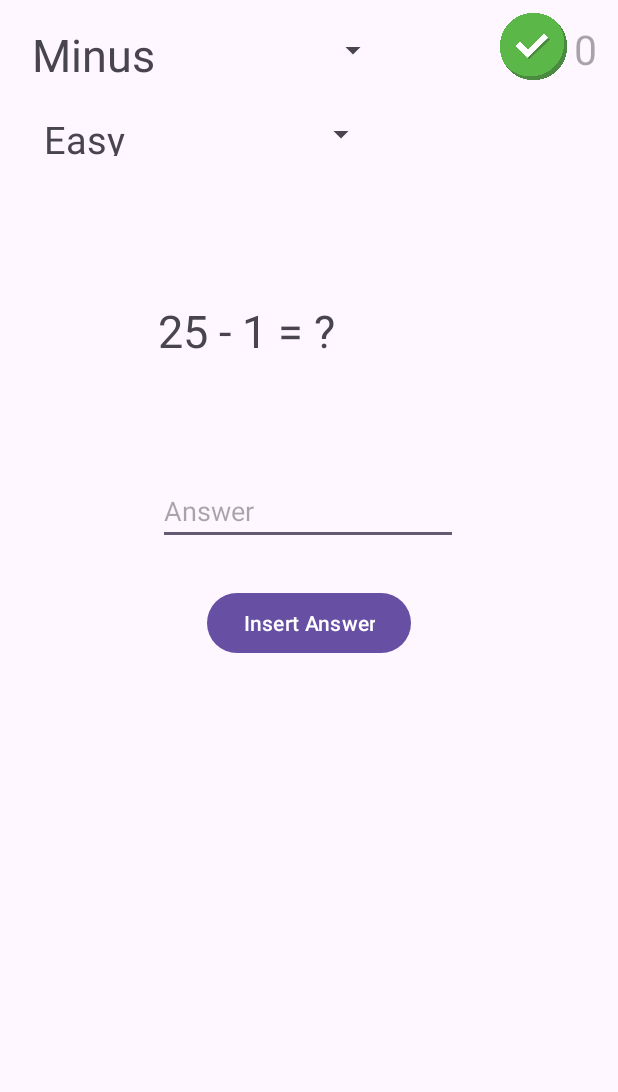
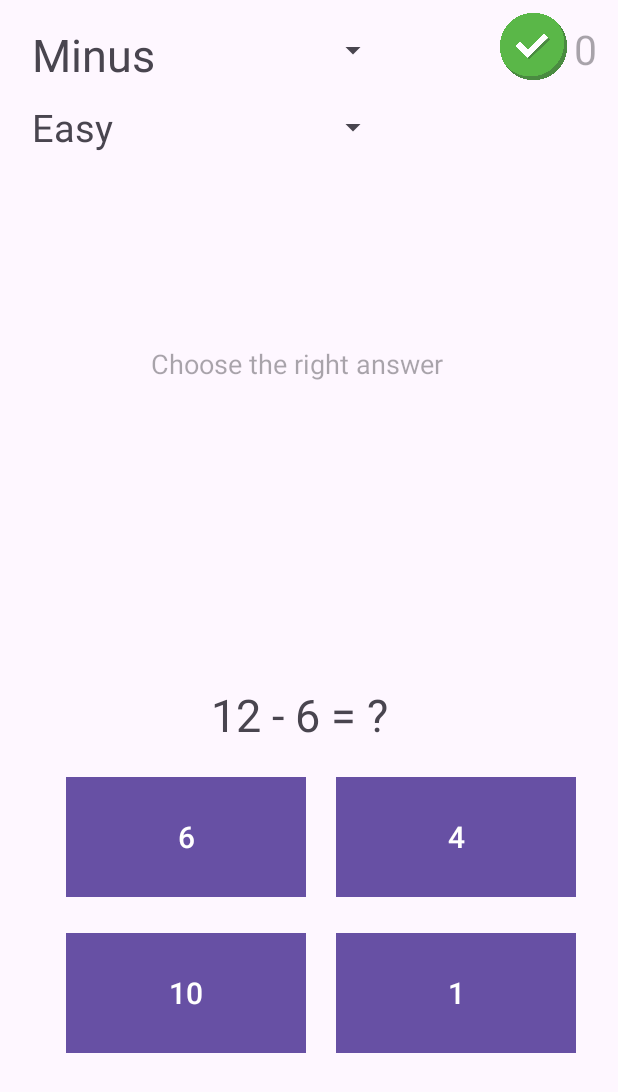
Before and after one commit to alvinjhson/MathApp, an Android app: the screen it shows after launch (MainActivity), on a phone screen of 412 x 824 dp. Shown: the top 1092 px of the screen. Run offline under Robolectric (Android 15) with nearby library versions, the phone set to English and light mode, and no system bars.

Commit message:
You can choose 4 alternative answers

```diff
--- a/app/src/main/java/com/example/simplemathapp/MainActivity.kt
+++ b/app/src/main/java/com/example/simplemathapp/MainActivity.kt
@@ -25,6 +25,7 @@ class MainActivity : AppCompatActivity() {
     var mathDifficulty = 0
 
 
+
     override fun onCreate(savedInstanceState: Bundle?) {
         super.onCreate(savedInstanceState)
         setContentView(R.layout.activity_main)
@@ -33,9 +34,14 @@ class MainActivity : AppCompatActivity() {
 
 
         questionView = findViewById(R.id.questionView)
-        answerView = findViewById(R.id.answerView)
+       // answerView = findViewById(R.id.answerView)
         rightAnswers = findViewById(R.id.rigthAnswers)
-        val button = findViewById<Button>(R.id.answerButton)
+        //val button = findViewById<Button>(R.id.answerButton)
+        val anwBt1 = findViewById<Button>(R.id.anw_bt1)
+        val anwBt2 = findViewById<Button>(R.id.anw_bt2)
+        val anwBt3 = findViewById<Button>(R.id.anw_bt3)
+        val anwBt4 = findViewById<Button>(R.id.anw_bt4)
+
 
         val arrayAdapterDif = ArrayAdapter<String>(this,R.layout.spinner_dropdown,difficulty)
         difficultySpiner.adapter = arrayAdapterDif
@@ -45,13 +51,16 @@ class MainActivity : AppCompatActivity() {
                 if (difficulty[p2] == difficulty[0]){
                     mathDifficulty = 0
                     checkMath()
+
                 }else if (difficulty[p2] == difficulty[1]){
                     mathDifficulty = 1
                     checkMath()
+
                 }
                 else if (difficulty[p2] == difficulty[2]){
                     mathDifficulty = 2
                     checkMath()
+
                 }
 
             }
@@ -95,15 +104,41 @@ class MainActivity : AppCompatActivity() {
         }
 
 
-        button.setOnClickListener {
+
+        anwBt1.setOnClickListener {
+            anwBt1.isSelected = true
+            anwBt2.isSelected = false
+            anwBt3.isSelected = false
+            anwBt4.isSelected = false
+
+            handleAnswer()
+        }
+        anwBt2.setOnClickListener {
+            anwBt1.isSelected = false
+            anwBt2.isSelected = true
+            anwBt3.isSelected = false
+            anwBt4.isSelected = false
+
+            handleAnswer()
+        }
+
+        anwBt3.setOnClickListener {
+            anwBt1.isSelected = false
+            anwBt2.isSelected = false
+            anwBt3.isSelected = true
+            anwBt4.isSelected = false
+
+            handleAnswer()
+        }
+
+        anwBt4.setOnClickListener {
+            anwBt1.isSelected = false
+            anwBt2.isSelected = false
+            anwBt3.isSelected = false
+            anwBt4.isSelected = true
             handleAnswer()
 
         }
-
-
-
-
-
 
 
     }
@@ -124,7 +159,7 @@ class MainActivity : AppCompatActivity() {
         }
     }
     fun handleAnswer(){
-        val answerCorrect = checkAnswer()
+        val answerCorrect = checkAnswerAlternative()
         Log.d("!!!","Du svarade $answerCorrect")
         val intent = Intent(this,AnswerActivity::class.java)
         intent.putExtra("answeredCorrect",answerCorrect)
@@ -141,16 +176,30 @@ class MainActivity : AppCompatActivity() {
 
 
 
-    fun checkAnswer() : Boolean{
-        val answerText = answerView.text.toString()
-        val answer = answerText.toIntOrNull()
+    fun checkAnswer(answer: String): Boolean {
+        Log.d("!!!", "value is ${answer}")
+        val answers = answer.toIntOrNull()
+        return answers == correctAnswer
 
-        return answer == correctAnswer
+    }
+    fun checkAnswerAlternative(): Boolean {
+        val anwBt1 = findViewById<Button>(R.id.anw_bt1)
+        val anwBt2 = findViewById<Button>(R.id.anw_bt2)
+        val anwBt3 = findViewById<Button>(R.id.anw_bt3)
+        val anwBt4 = findViewById<Button>(R.id.anw_bt4)
 
+        when {
+            anwBt1.isSelected -> return checkAnswer(anwBt1.text.toString())
+            anwBt2.isSelected-> return checkAnswer(anwBt2.text.toString())
+            anwBt3.isSelected -> return checkAnswer(anwBt3.text.toString())
+            anwBt4.isSelected -> return checkAnswer(anwBt4.text.toString())
+            else -> return false
+        }
 
     }
 
     fun setNewQuestionAddition() {
+
         if (mathDifficulty == 0){
             val firstNumber = (1.. 10).random()
             val secondNumber = (1.. 10).random()
@@ -168,6 +217,7 @@ class MainActivity : AppCompatActivity() {
             correctAnswer = firstNumber + secondNumber
             questionView.text = "$firstNumber + $secondNumber = ?"
         }
+        alternativeAnswers()
     }
     fun setNewQuestionMinus(){
         if (mathDifficulty == 0){
@@ -187,6 +237,7 @@ class MainActivity : AppCompatActivity() {
             correctAnswer = firstNumber - secondNumber
             questionView.text = "$firstNumber - $secondNumber = ?"
         }
+        alternativeAnswers()
     }
     fun setNewQuestionMultiplication() {
         if (mathDifficulty == 0){
@@ -201,24 +252,25 @@ class MainActivity : AppCompatActivity() {
             questionView.text = "$firstNumber * $secondNumber = ?"
         }
         else if(mathDifficulty == 2){
+            alternativeAnswers()
+            checkAnswerAlternative()
             val firstNumber = (10.. 50).random()
             val secondNumber = (10.. 50).random()
             correctAnswer = firstNumber * secondNumber
             questionView.text = "$firstNumber * $secondNumber = ?"
         }
+        alternativeAnswers()
 
     }
     fun setNewQuestionDivision() {
+
         if (mathDifficulty == 0) {
             var firstNumber = (10..20).random()
             var secondNumber = (1..5).random()
-
-            // Upprepa tills divisionen ger ett heltal
             while ( firstNumber %   secondNumber != 0) {
                  firstNumber = (10..20).random()
                  secondNumber = (1..5).random()
             }
-
             correctAnswer = firstNumber / secondNumber
             questionView.text = "$firstNumber / $secondNumber = ?"
         }
@@ -231,6 +283,7 @@ class MainActivity : AppCompatActivity() {
             }
             correctAnswer = firstNumber / secondNumber
             questionView.text = "$firstNumber / $secondNumber = ?"
+
         }
         else if(mathDifficulty == 2){
             var firstNumber = (50.. 100).random()
@@ -242,7 +295,28 @@ class MainActivity : AppCompatActivity() {
             correctAnswer = firstNumber / secondNumber
             questionView.text = "$firstNumber / $secondNumber = ?"
         }
+        alternativeAnswers()
     }
+    fun alternativeAnswers() {
+        val anwBt1 = findViewById<Button>(R.id.anw_bt1)
+        val anwBt2 = findViewById<Button>(R.id.anw_bt2)
+        val anwBt3 = findViewById<Button>(R.id.anw_bt3)
+        val anwBt4 = findViewById<Button>(R.id.anw_bt4)
+
+        val answers = listOf(correctAnswer, generateNearbyNumber(correctAnswer), generateNearbyNumber(correctAnswer), generateNearbyNumber(correctAnswer))
+
+        val shuffledAnswers = answers.shuffled()
+
+        anwBt1.text = shuffledAnswers[0].toString()
+        anwBt2.text = shuffledAnswers[1].toString()
+        anwBt3.text = shuffledAnswers[2].toString()
+        anwBt4.text = shuffledAnswers[3].toString()
+    }
+    fun generateNearbyNumber(base: Int): Int {
+        val range = (base - 5)..(base + 5) // change here how it should diff
+        return range.random()
+    }
+
     fun checkMath(){
         if (mathPosistion == 1){
             setNewQuestionAddition()
--- /dev/null
+++ b/app/src/main/res/drawable/rectangle_background.xml
@@ -0,0 +1,6 @@
+<?xml version="1.0" encoding="utf-8"?>
+
+    <shape xmlns:android="http://schemas.android.com/apk/res/android"
+        android:shape="rectangle">
+        <solid android:color="#00BCD4" /> <!-- Fyllningsfärgen på rektangeln -->
+    </shape>
--- a/app/src/main/res/layout/activity_main.xml
+++ b/app/src/main/res/layout/activity_main.xml
@@ -10,36 +10,14 @@
         android:id="@+id/questionView"
         android:layout_width="216dp"
         android:layout_height="43dp"
-        android:layout_marginTop="200dp"
         android:text="TextView"
         android:textSize="30dp"
+        app:layout_constraintBottom_toBottomOf="parent"
         app:layout_constraintEnd_toEndOf="parent"
-        app:layout_constraintHorizontal_bias="0.538"
+        app:layout_constraintHorizontal_bias="0.717"
         app:layout_constraintStart_toStartOf="parent"
-        app:layout_constraintTop_toTopOf="parent" />
-
-    <EditText
-        android:id="@+id/answerView"
-        android:layout_width="200dp"
-        android:layout_height="40dp"
-        android:layout_marginTop="80dp"
-        android:ems="10"
-        android:hint="@string/answer"
-        android:inputType="number"
-        app:layout_constraintEnd_toEndOf="parent"
-        app:layout_constraintHorizontal_bias="0.497"
-        app:layout_constraintStart_toStartOf="parent"
-        app:layout_constraintTop_toBottomOf="@+id/questionView" />
-
-    <Button
-        android:id="@+id/answerButton"
-        android:layout_width="wrap_content"
-        android:layout_height="wrap_content"
-        android:layout_marginTop="28dp"
-        android:text="@string/button"
-        app:layout_constraintEnd_toEndOf="parent"
-        app:layout_constraintStart_toStartOf="parent"
-        app:layout_constraintTop_toBottomOf="@+id/answerView" />
+        app:layout_constraintTop_toTopOf="parent"
+        app:layout_constraintVertical_bias="0.584" />
 
     <TextView
         android:id="@+id/rigthAnswers"
@@ -81,14 +59,92 @@
 
     <Spinner
         android:id="@+id/spinner2"
-        android:layout_width="235dp"
-        android:layout_height="55dp"
+        android:layout_width="243dp"
+        android:layout_height="45dp"
         app:layout_constraintBottom_toBottomOf="parent"
         app:layout_constraintEnd_toEndOf="parent"
-        app:layout_constraintHorizontal_bias="0.09"
+        app:layout_constraintHorizontal_bias="0.095"
         app:layout_constraintStart_toStartOf="parent"
         app:layout_constraintTop_toTopOf="parent"
-        app:layout_constraintVertical_bias="0.081" />
+        app:layout_constraintVertical_bias="0.08" />
+
+
+    <Button
+        android:id="@+id/anw_bt1"
+        android:layout_width="160dp"
+        android:layout_height="80dp"
+        android:layout_marginStart="17dp"
+        android:background="@drawable/rectangle_background"
+        android:text="Button"
+        android:textColor="#FFFFFF"
+        android:textSize="20dp"
+        app:layout_constraintBottom_toBottomOf="parent"
+        app:layout_constraintEnd_toEndOf="parent"
+        app:layout_constraintHorizontal_bias="0.115"
+        app:layout_constraintStart_toStartOf="parent"
+        app:layout_constraintTop_toTopOf="parent"
+        app:layout_constraintVertical_bias="0.696" />
+
+    <Button
+        android:id="@+id/anw_bt2"
+        android:layout_width="160dp"
+        android:layout_height="80dp"
+        android:layout_marginStart="17dp"
+        android:background="@drawable/rectangle_background"
+        android:text="Button"
+        android:textColor="#FFFFFF"
+        android:textSize="20dp"
+        app:layout_constraintBottom_toBottomOf="parent"
+        app:layout_constraintEnd_toEndOf="parent"
+        app:layout_constraintHorizontal_bias="0.88"
+        app:layout_constraintStart_toStartOf="parent"
+        app:layout_constraintTop_toTopOf="parent"
+        app:layout_constraintVertical_bias="0.696" />
+
+    <Button
+        android:id="@+id/anw_bt3"
+        android:layout_width="160dp"
+        android:layout_height="80dp"
+        android:layout_marginStart="17dp"
+        android:background="@drawable/rectangle_background"
+        android:text="Button"
+        android:textColor="#FFFFFF"
+        android:textSize="20dp"
+        app:layout_constraintBottom_toBottomOf="parent"
+        app:layout_constraintEnd_toEndOf="parent"
+        app:layout_constraintHorizontal_bias="0.115"
+        app:layout_constraintStart_toStartOf="parent"
+        app:layout_constraintTop_toBottomOf="@+id/anw_bt1"
+        app:layout_constraintVertical_bias="0.166" />
+
+    <Button
+        android:id="@+id/anw_bt4"
+        android:layout_width="160dp"
+        android:layout_height="80dp"
+        android:layout_marginStart="17dp"
+        android:background="@drawable/rectangle_background"
+        android:text="Button"
+        android:textColor="#FFFFFF"
+        android:textSize="20dp"
+        app:layout_constraintBottom_toBottomOf="parent"
+        app:layout_constraintEnd_toEndOf="parent"
+        app:layout_constraintHorizontal_bias="0.88"
+        app:layout_constraintStart_toStartOf="parent"
+        app:layout_constraintTop_toBottomOf="@+id/anw_bt2"
+        app:layout_constraintVertical_bias="0.166" />
+
+    <TextView
+        android:id="@+id/textviwer"
+        android:layout_width="210dp"
+        android:layout_height="31dp"
+        android:hint="@string/textViwer"
+        android:textSize="18dp"
+        app:layout_constraintBottom_toBottomOf="parent"
+        app:layout_constraintEnd_toEndOf="parent"
+        app:layout_constraintHorizontal_bias="0.497"
+        app:layout_constraintStart_toStartOf="parent"
+        app:layout_constraintTop_toTopOf="parent"
+        app:layout_constraintVertical_bias="0.29" />
 
 
 </androidx.constraintlayout.widget.ConstraintLayout>
--- a/app/src/main/res/layout/spinner_dropdown.xml
+++ b/app/src/main/res/layout/spinner_dropdown.xml
@@ -4,7 +4,7 @@
     android:layout_width="match_parent"
     android:layout_height="match_parent"
     android:textSize="25dp"
-    android:padding="13dp"
+    android:padding="5dp"
 
 
     >
--- a/app/src/main/res/values/strings.xml
+++ b/app/src/main/res/values/strings.xml
@@ -5,5 +5,7 @@
     <string name="result">Right Answer</string>
     <string name="resultWrong">Wrong Answer</string>
     <string name="button2">Back</string>
+    <string name="textViwer"> Choose the right answer</string>
+
 
 </resources>
```
Also changed, not shown: 1 other file.
